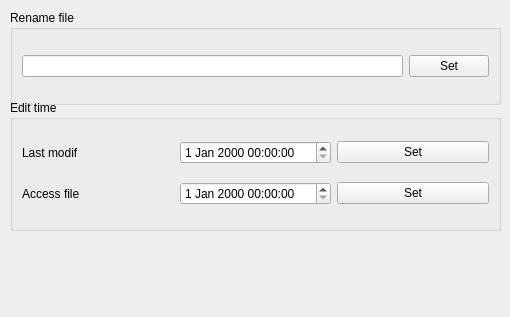
The window that file_actions_window.ui (jestsi/Info-of-file-g) describes before a commit, drawn with Qt 5.
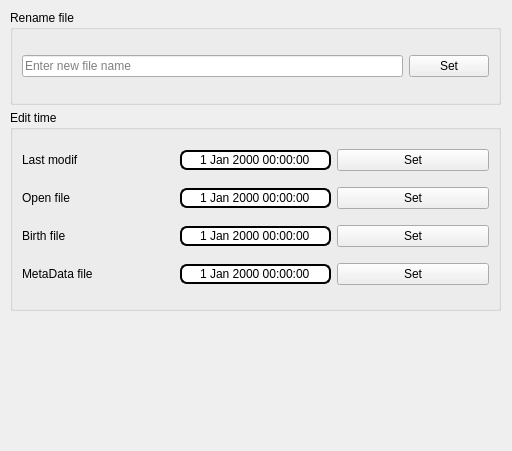
The same window after the commit. Icons and pictures are not drawn.

Commit message: add action menu

The edit to the form file:
```diff
--- a/file_actions_window.ui
+++ b/file_actions_window.ui
@@ -6,8 +6,8 @@
    <rect>
     <x>0</x>
     <y>0</y>
-    <width>510</width>
-    <height>317</height>
+    <width>512</width>
+    <height>451</height>
    </rect>
   </property>
   <property name="windowTitle">
@@ -22,15 +22,22 @@
      <height>95</height>
     </rect>
    </property>
-   <property name="styleSheet">
-    <string notr="true"/>
-   </property>
    <property name="title">
     <string>Rename file</string>
    </property>
+   <property name="flat">
+    <bool>true</bool>
+   </property>
    <layout class="QGridLayout" name="gridLayout">
     <item row="0" column="0">
-     <widget class="QLineEdit" name="lineEdit"/>
+     <widget class="QLineEdit" name="lineEdit">
+      <property name="placeholderText">
+       <string>Enter new file name</string>
+      </property>
+      <property name="clearButtonEnabled">
+       <bool>true</bool>
+      </property>
+     </widget>
     </item>
     <item row="0" column="1">
      <widget class="QPushButton" name="pushButton">
@@ -45,7 +52,7 @@
    <property name="geometry">
     <rect>
      <x>450</x>
-     <y>235</y>
+     <y>370</y>
      <width>61</width>
      <height>81</height>
     </rect>
@@ -77,14 +84,17 @@
    <property name="geometry">
     <rect>
      <x>10</x>
-     <y>100</y>
+     <y>110</y>
      <width>491</width>
-     <height>131</height>
+     <height>201</height>
     </rect>
    </property>
    <property name="title">
     <string>Edit time</string>
    </property>
+   <property name="flat">
+    <bool>true</bool>
+   </property>
    <layout class="QGridLayout" name="gridLayout_2">
     <item row="0" column="2">
      <widget class="QPushButton" name="pushButton_3">
@@ -93,25 +103,65 @@
       </property>
      </widget>
     </item>
-    <item row="0" column="1">
-     <widget class="QDateTimeEdit" name="dateTimeEdit"/>
-    </item>
-    <item row="0" column="0">
-     <widget class="QLabel" name="label">
+    <item row="4" column="2">
+     <widget class="QPushButton" name="pushButton_6">
       <property name="text">
-       <string>Last modif</string>
-      </property>
-     </widget>
-    </item>
-    <item row="1" column="0">
-     <widget class="QLabel" name="label_2">
-      <property name="text">
-       <string>Access file </string>
+       <string>Set</string>
       </property>
      </widget>
     </item>
     <item row="1" column="1">
-     <widget class="QDateTimeEdit" name="dateTimeEdit_2"/>
+     <widget class="QDateTimeEdit" name="dateTimeEdit_2">
+      <property name="styleSheet">
+       <string notr="true">border: 2px solid;
+    border-radius: 7px;</string>
+      </property>
+      <property name="wrapping">
+       <bool>true</bool>
+      </property>
+      <property name="frame">
+       <bool>false</bool>
+      </property>
+      <property name="alignment">
+       <set>Qt::AlignCenter</set>
+      </property>
+      <property name="buttonSymbols">
+       <enum>QAbstractSpinBox::NoButtons</enum>
+      </property>
+      <property name="showGroupSeparator" stdset="0">
+       <bool>true</bool>
+      </property>
+     </widget>
+    </item>
+    <item row="3" column="2">
+     <widget class="QPushButton" name="pushButton_5">
+      <property name="text">
+       <string>Set</string>
+      </property>
+     </widget>
+    </item>
+    <item row="3" column="1">
+     <widget class="QDateTimeEdit" name="dateTimeEdit_3">
+      <property name="styleSheet">
+       <string notr="true">border: 2px solid;
+    border-radius: 7px;</string>
+      </property>
+      <property name="wrapping">
+       <bool>true</bool>
+      </property>
+      <property name="frame">
+       <bool>false</bool>
+      </property>
+      <property name="alignment">
+       <set>Qt::AlignCenter</set>
+      </property>
+      <property name="buttonSymbols">
+       <enum>QAbstractSpinBox::NoButtons</enum>
+      </property>
+      <property name="showGroupSeparator" stdset="0">
+       <bool>true</bool>
+      </property>
+     </widget>
     </item>
     <item row="1" column="2">
      <widget class="QPushButton" name="pushButton_4">
@@ -120,6 +170,86 @@
       </property>
      </widget>
     </item>
+    <item row="1" column="0">
+     <widget class="QLabel" name="label_2">
+      <property name="frameShadow">
+       <enum>QFrame::Sunken</enum>
+      </property>
+      <property name="text">
+       <string>Open file </string>
+      </property>
+     </widget>
+    </item>
+    <item row="0" column="0">
+     <widget class="QLabel" name="label">
+      <property name="text">
+       <string>Last modif</string>
+      </property>
+     </widget>
+    </item>
+    <item row="0" column="1">
+     <widget class="QDateTimeEdit" name="dateTimeEdit">
+      <property name="styleSheet">
+       <string notr="true">border: 2px solid;
+    border-radius: 7px;</string>
+      </property>
+      <property name="wrapping">
+       <bool>true</bool>
+      </property>
+      <property name="frame">
+       <bool>false</bool>
+      </property>
+      <property name="alignment">
+       <set>Qt::AlignCenter</set>
+      </property>
+      <property name="buttonSymbols">
+       <enum>QAbstractSpinBox::NoButtons</enum>
+      </property>
+     </widget>
+    </item>
+    <item row="3" column="0">
+     <widget class="QLabel" name="label_3">
+      <property name="frameShadow">
+       <enum>QFrame::Sunken</enum>
+      </property>
+      <property name="text">
+       <string>Birth file </string>
+      </property>
+     </widget>
+    </item>
+    <item row="4" column="0">
+     <widget class="QLabel" name="label_4">
+      <property name="frameShadow">
+       <enum>QFrame::Sunken</enum>
+      </property>
+      <property name="text">
+       <string>MetaData file </string>
+      </property>
+     </widget>
+    </item>
+    <item row="4" column="1">
+     <widget class="QDateTimeEdit" name="dateTimeEdit_4">
+      <property name="styleSheet">
+       <string notr="true">border: 2px solid;
+    border-radius: 7px;</string>
+      </property>
+      <property name="wrapping">
+       <bool>true</bool>
+      </property>
+      <property name="frame">
+       <bool>false</bool>
+      </property>
+      <property name="alignment">
+       <set>Qt::AlignCenter</set>
+      </property>
+      <property name="buttonSymbols">
+       <enum>QAbstractSpinBox::NoButtons</enum>
+      </property>
+      <property name="showGroupSeparator" stdset="0">
+       <bool>true</bool>
+      </property>
+     </widget>
+    </item>
    </layout>
   </widget>
  </widget>
```
The commit also changes 6 other files.
